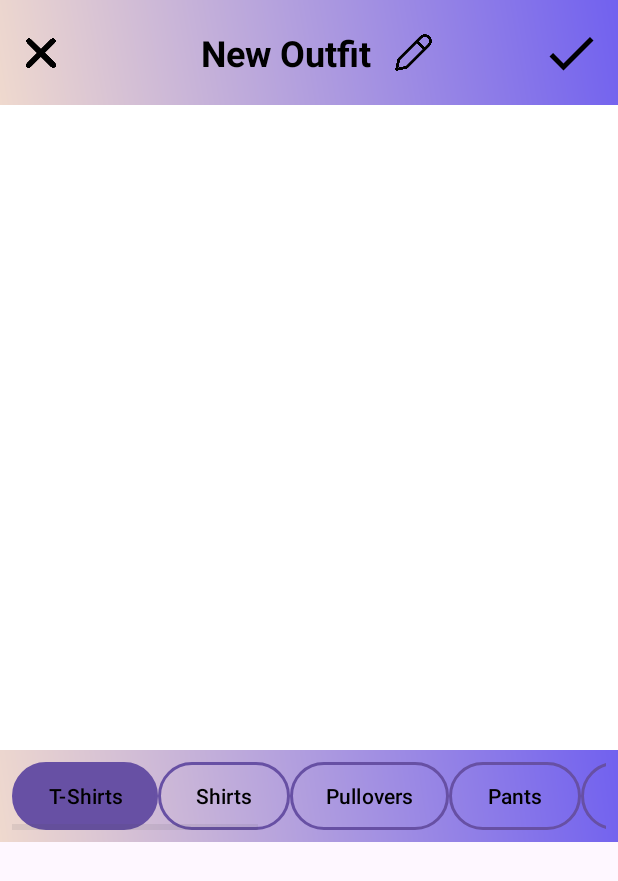
After one commit to cosminagheorghe47/DressFind, an Android app: the GenerateOutfitActivity screen opened directly, with no data from a screen before it, on a phone screen of 412 x 824 dp. The commit adds this screen. Shown: the top 881 px of the screen. Run offline under Robolectric (Android 15) with nearby library versions, the phone set to English and light mode, and no system bars; our stand-ins replace Firebase (no records; nobody signed in at launch, a user with empty details on screens opened directly), Picasso; pictures from the network do not load.

Commit message:
Create Outfit page

```diff
--- a/app/build.gradle.kts
+++ b/app/build.gradle.kts
@@ -35,6 +35,7 @@ android {
 dependencies {
     implementation ("androidx.exifinterface:exifinterface:1.3.0")
     implementation ("androidx.activity:activity:1.9.3")
+    implementation("com.google.firebase:firebase-storage:21.0.1")
     platform("com.google.firebase:firebase-bom:33.7.0")
     implementation ("com.google.firebase:firebase-auth:23.1.0")
     implementation ("com.google.firebase:firebase-firestore:25.1.1")
--- /dev/null
+++ b/app/src/main/java/com/example/dressfind/activities/GenerateOutfitActivity.java
@@ -0,0 +1,267 @@
+package com.example.dressfind.activities;
+
+import android.content.Intent;
+import android.graphics.Bitmap;
+import android.graphics.Canvas;
+import android.graphics.Color;
+import android.os.Bundle;
+import android.util.Log;
+import android.view.MotionEvent;
+import android.view.View;
+import android.widget.EditText;
+import android.widget.FrameLayout;
+import android.widget.ImageView;
+import android.widget.RelativeLayout;
+import android.widget.TextView;
+import android.widget.Toast;
+
+import androidx.activity.EdgeToEdge;
+import androidx.appcompat.app.AlertDialog;
+import androidx.appcompat.app.AppCompatActivity;
+import androidx.core.graphics.Insets;
+import androidx.core.view.ViewCompat;
+import androidx.core.view.WindowInsetsCompat;
+import androidx.recyclerview.widget.GridLayoutManager;
+import androidx.recyclerview.widget.LinearLayoutManager;
+import androidx.recyclerview.widget.RecyclerView;
+
+import com.example.dressfind.R;
+import com.example.dressfind.models.Outfit;
+import com.example.dressfind.models.OutfitsItems;
+import com.example.dressfind.models.WardrobeItem;
+import com.example.dressfind.recyclerviews.CategoryAdapter;
+import com.example.dressfind.recyclerviews.DragTouchListener;
+import com.example.dressfind.recyclerviews.SmallWardrobeItemAdapter;
+import com.example.dressfind.recyclerviews.WardrobeItemAdapter;
+import com.google.firebase.firestore.FirebaseFirestore;
+import com.google.firebase.firestore.QueryDocumentSnapshot;
+import com.squareup.picasso.Picasso;
+import com.google.firebase.storage.StorageReference;
+import com.google.firebase.storage.FirebaseStorage;
+import com.google.firebase.storage.UploadTask;
+
+
+import java.io.ByteArrayOutputStream;
+import java.util.ArrayList;
+import java.util.Arrays;
+import java.util.Date;
+import java.util.List;
+
+public class GenerateOutfitActivity extends AppCompatActivity {
+
+    private RecyclerView recyclerViewCategories;
+    private RecyclerView recyclerViewClothes;
+    private CategoryAdapter categoryAdapter;
+    private SmallWardrobeItemAdapter smallWardrobeItemAdapter;
+
+    private ImageView generate_button;
+    private ImageView cancel_button;
+    private EditText editText_title;
+    private FrameLayout canvasOutfit;
+    private RelativeLayout edit_button;
+
+    private final List<String> categories = Arrays.asList("T-Shirts", "Shirts", "Pullovers", "Pants", "Dresses", "Coats", "Sneakers", "Sandals", "Boots", "Bags");
+    private final List<WardrobeItem> wardrobeItems = new ArrayList<>();
+
+    private final List<WardrobeItem> selectedItemsOnCanvas = new ArrayList<>();
+
+    private FirebaseFirestore db;
+
+    @Override
+    protected void onCreate(Bundle savedInstanceState) {
+        super.onCreate(savedInstanceState);
+        setContentView(R.layout.activity_generate_outfit);
+        db = FirebaseFirestore.getInstance();
+
+        recyclerViewCategories = findViewById(R.id.recyclerView_categories);
+        recyclerViewCategories.setLayoutManager(new LinearLayoutManager(this, LinearLayoutManager.HORIZONTAL, false));
+        categoryAdapter = new CategoryAdapter(this, categories, category -> fetchWardrobeItemsByCategory(category));
+        recyclerViewCategories.setAdapter(categoryAdapter);
+
+        recyclerViewClothes = findViewById(R.id.recyclerView_clothes);
+        recyclerViewClothes.setLayoutManager(new GridLayoutManager(this, 3));
+        smallWardrobeItemAdapter = new SmallWardrobeItemAdapter(this, wardrobeItems, this::addItemToCanvas);
+        recyclerViewClothes.setAdapter(smallWardrobeItemAdapter);
+
+        generate_button = findViewById(R.id.generate_button);
+        cancel_button = findViewById(R.id.cancel_button);
+        canvasOutfit = findViewById(R.id.canvas_outfit);
+        editText_title = findViewById(R.id.editText_title);
+        edit_button = findViewById(R.id.title);
+
+        loadCategories();
+
+        cancel_button.setOnClickListener(v -> {
+            Intent intent = new Intent(GenerateOutfitActivity.this, HomeActivity.class);
+            startActivity(intent);
+            finish();
+        });
+
+        edit_button.setOnClickListener(v -> {
+            editText_title.setFocusableInTouchMode(true);
+            editText_title.setCursorVisible(true);
+            editText_title.requestFocus();
+        });
+
+        editText_title.setOnFocusChangeListener((v, hasFocus) -> {
+            if (!hasFocus) {
+                editText_title.setFocusable(false);
+                editText_title.setCursorVisible(false);
+            }
+        });
+
+
+
+        generate_button.setOnClickListener(v -> {
+            String outfitName = editText_title.getText().toString();
+
+            // Creăm un popup
+            new AlertDialog.Builder(GenerateOutfitActivity.this)
+                    .setMessage("Do you want to save the outfit: " + outfitName + "?")
+                    .setPositiveButton("Yes", (dialog, which) -> saveOutfit(outfitName))
+                    .setNegativeButton("No", (dialog, which) -> dialog.dismiss())
+                    .create().show();
+        });
+
+
+    }
+
+    private void saveOutfit(String outfitName) {
+        // Obținem data curentă
+        Date currentDate = new Date();
+
+        // Creăm obiectul Outfit
+        Outfit outfit = new Outfit();
+        outfit.setUserId("currentUserId"); // Înlocuiește cu ID-ul real al utilizatorului
+        outfit.setName(outfitName);
+        outfit.setCreationDate(currentDate);
+        outfit.setScheduledDate(currentDate);
+        outfit.setDescription("");
+
+        // Salvăm Outfit în Firestore
+        FirebaseFirestore db = FirebaseFirestore.getInstance();
+        db.collection("outfits").add(outfit)
+                .addOnSuccessListener(documentReference -> {
+                    String outfitId = documentReference.getId();
+                    saveOutfitItems(outfitId);
+                    captureCanvasImage(outfitId); // Capturează imaginea canvasului
+                })
+                .addOnFailureListener(e -> Toast.makeText(GenerateOutfitActivity.this, "Error saving outfit", Toast.LENGTH_SHORT).show());
+    }
+
+    private void saveOutfitItems(String outfitId) {
+        for(WardrobeItem w: selectedItemsOnCanvas){
+            Log.d("GenerateOutfitActivity", "- " + w.getName());
+        }
+        for (WardrobeItem item : selectedItemsOnCanvas) {
+            OutfitsItems outfitItems = new OutfitsItems(outfitId, item.getItemId(), item.getCategory());
+            FirebaseFirestore db = FirebaseFirestore.getInstance();
+            db.collection("outfitsItems").add(outfitItems);
+        }
+    }
+
+
+    private void captureCanvasImage(String outfitId) {
+        // Crează un obiect Bitmap pentru canvas
+        FrameLayout canvas = findViewById(R.id.canvas_outfit);
+        Bitmap bitmap = Bitmap.createBitmap(canvas.getWidth(), canvas.getHeight(), Bitmap.Config.ARGB_8888);
+        Canvas canvasImage = new Canvas(bitmap);
+        canvas.draw(canvasImage); // Desenează canvasul într-o imagine
+
+        // Salvează imaginea în Firestore
+        StorageReference storageReference = FirebaseStorage.getInstance().getReference();
+        StorageReference outfitImageRef = storageReference.child("outfit_images/" + outfitId + ".png");
+
+        ByteArrayOutputStream baos = new ByteArrayOutputStream();
+        bitmap.compress(Bitmap.CompressFormat.PNG, 100, baos);
+        byte[] data = baos.toByteArray();
+
+        outfitImageRef.putBytes(data)
+                .addOnSuccessListener(taskSnapshot -> {
+                    outfitImageRef.getDownloadUrl().addOnSuccessListener(uri -> {
+                        // Salvează URL-ul imaginii în documentul Outfit
+                        FirebaseFirestore.getInstance().collection("outfits").document(outfitId)
+                                .update("image", uri.toString());
+                    });
+                })
+                .addOnFailureListener(e -> Toast.makeText(GenerateOutfitActivity.this, "Error capturing image", Toast.LENGTH_SHORT).show());
+    }
+
+
+    private void loadCategories() {
+        categoryAdapter.notifyDataSetChanged();
+        recyclerViewCategories.post(() -> {
+            categoryAdapter.notifyDataSetChanged();
+            recyclerViewCategories.scrollToPosition(0);
+        });
+        if (!categories.isEmpty()) {
+            fetchWardrobeItemsByCategory(categories.get(0));
+        }
+
+    }
+
+    private void fetchWardrobeItemsByCategory(String category) {
+        db.collection("wardrobeItem")
+                .whereEqualTo("Category", category)
+                .get()
+                .addOnCompleteListener(task -> {
+                    if (task.isSuccessful()) {
+                        wardrobeItems.clear();
+                        for (QueryDocumentSnapshot document : task.getResult()) {
+                            WardrobeItem item = document.toObject(WardrobeItem.class);
+                            wardrobeItems.add(item);
+                        }
+                        smallWardrobeItemAdapter.notifyDataSetChanged();
+                    } else {
+                        Log.e("Wardrobe", "Failed to fetch items: " + task.getException());
+                        Toast.makeText(this, "Failed to fetch items", Toast.LENGTH_SHORT).show();
+                    }
+                });
+    }
+
+    private void addItemToCanvas(WardrobeItem item) {
+        // Creăm un ImageView pentru articol
+        ImageView imageView = new ImageView(this);
+        Picasso.get().load(item.getImage()).into(imageView);
+
+        imageView.setBackgroundColor(Color.TRANSPARENT);
+
+        // Creștem dimensiunea imaginii pe canvas
+        FrameLayout.LayoutParams params = new FrameLayout.LayoutParams(600, 600); // Dimensiuni mai mari
+        imageView.setLayoutParams(params);
+        imageView.setX(100); // Poziție inițială X
+        imageView.setY(100); // Poziție inițială Y
+        canvasOutfit.addView(imageView);
+
+        // Adăugăm articolul în lista `selectedItemsOnCanvas`
+        selectedItemsOnCanvas.add(item);
+
+        // Adăugăm un buton "X" pentru ștergere
+        ImageView deleteButton = new ImageView(this);
+        deleteButton.setImageResource(R.drawable.delete);
+        FrameLayout.LayoutParams deleteParams = new FrameLayout.LayoutParams(50, 50);
+        deleteButton.setLayoutParams(deleteParams);
+
+        // Poziționăm butonul "X" în colțul imaginii
+        deleteButton.setX(imageView.getX() + params.width - 90); // Poziție relativă
+        deleteButton.setY(imageView.getY()); // Poziție relativă
+        canvasOutfit.addView(deleteButton);
+
+        // Adăugăm funcționalitate de mutare imaginii și sincronizare cu butonul "X"
+        imageView.setOnTouchListener(new DragTouchListener(imageView, deleteButton));
+
+        // Funcționalitate de ștergere
+        deleteButton.setOnClickListener(v -> {
+            // Eliminăm articolul din lista `selectedItemsOnCanvas`
+            selectedItemsOnCanvas.remove(item);
+
+            // Eliminăm imaginea și butonul de pe canvas
+            canvasOutfit.removeView(imageView);
+            canvasOutfit.removeView(deleteButton);
+        });
+    }
+
+
+
+
+}
--- /dev/null
+++ b/app/src/main/java/com/example/dressfind/recyclerviews/SmallWardrobeItemAdapter.java
@@ -0,0 +1,69 @@
+package com.example.dressfind.recyclerviews;
+
+import android.content.Context;
+import android.view.LayoutInflater;
+import android.view.View;
+import android.view.ViewGroup;
+import android.widget.ImageView;
+import android.widget.TextView;
+
+import androidx.annotation.NonNull;
+import androidx.recyclerview.widget.RecyclerView;
+
+import com.example.dressfind.R;
+import com.example.dressfind.models.WardrobeItem;
+import com.squareup.picasso.Picasso;
+
+import java.util.List;
+
+public class SmallWardrobeItemAdapter extends RecyclerView.Adapter<SmallWardrobeItemAdapter.SmallWardrobeItemHolder> {
+
+    private Context context;
+    private List<WardrobeItem> items;
+    private final OnItemClickListener listener;
+
+    public interface OnItemClickListener {
+        void onItemClick(WardrobeItem item);
+    }
+
+    public SmallWardrobeItemAdapter(Context context, List<WardrobeItem> items, OnItemClickListener listener) {
+        this.context = context;
+        this.items = items;
+        this.listener = listener;
+    }
+
+    @NonNull
+    @Override
+    public SmallWardrobeItemAdapter.SmallWardrobeItemHolder onCreateViewHolder(@NonNull ViewGroup parent, int viewType) {
+        View view = LayoutInflater.from(context).inflate(R.layout.small_wardrobe_item, parent, false);
+        return new SmallWardrobeItemHolder(view);
+    }
+
+    @Override
+    public void onBindViewHolder(@NonNull SmallWardrobeItemAdapter.SmallWardrobeItemHolder holder, int position) {
+        WardrobeItem item = items.get(position);
+
+        holder.itemName.setText(item.getName());
+        Picasso.get().load(item.getImage()).into(holder.itemImage);
+
+        // Setează click listener pe articol
+        holder.itemView.setOnClickListener(v -> listener.onItemClick(item));
+    }
+
+    @Override
+    public int getItemCount() {
+        return items.size();
+    }
+
+    public class SmallWardrobeItemHolder extends RecyclerView.ViewHolder{
+
+        ImageView itemImage;
+        TextView itemName;
+
+        public SmallWardrobeItemHolder(@NonNull View itemView) {
+            super(itemView);
+            itemImage = itemView.findViewById(R.id.itemImage);
+            itemName = itemView.findViewById(R.id.itemName);
+        }
+    }
+}
--- /dev/null
+++ b/app/src/main/res/drawable/outline_check_24.xml
@@ -0,0 +1,5 @@
+<vector xmlns:android="http://schemas.android.com/apk/res/android" android:height="24dp" android:tint="#000000" android:viewportHeight="24" android:viewportWidth="24" android:width="24dp">
+
+    <path android:fillColor="@android:color/white" android:pathData="M9,16.17L4.83,12l-1.42,1.41L9,19 21,7l-1.41,-1.41L9,16.17z"/>
+
+</vector>
--- /dev/null
+++ b/app/src/main/res/layout/activity_generate_outfit.xml
@@ -0,0 +1,154 @@
+<?xml version="1.0" encoding="utf-8"?>
+<RelativeLayout xmlns:android="http://schemas.android.com/apk/res/android"
+xmlns:app="http://schemas.android.com/apk/res-auto"
+xmlns:tools="http://schemas.android.com/tools"
+android:layout_width="match_parent"
+android:layout_height="match_parent"
+android:orientation="vertical"
+tools:context=".activities.GenerateOutfitActivity"
+android:id="@+id/parent">
+
+<RelativeLayout
+    android:layout_width="match_parent"
+    android:layout_height="wrap_content"
+    android:orientation="vertical"
+    android:id="@+id/header"
+    android:background="@drawable/background_gradient">
+
+    <RelativeLayout
+        android:layout_width="wrap_content"
+        android:layout_height="wrap_content"
+        android:layout_centerInParent="true"
+        android:id="@+id/title">
+
+        <RelativeLayout
+            android:layout_width="140dp"
+            android:layout_height="70dp"
+            android:id="@+id/text_layout">
+
+
+            <EditText
+                android:id="@+id/editText_title"
+                android:layout_width="140dp"
+                android:layout_height="70dp"
+                android:gravity="center"
+                android:hint="Enter title"
+                android:text="New Outfit"
+                android:textSize="24sp"
+                android:textColor="@android:color/black"
+                android:textStyle="bold"
+                android:background="@android:color/transparent"
+                android:focusable="false"
+                android:cursorVisible="false"
+                android:singleLine="true" />
+
+
+        </RelativeLayout>
+
+        <ImageView
+            android:layout_width="30dp"
+            android:layout_height="30dp"
+            android:id="@+id/edit_button"
+            android:src="@drawable/edit"
+            android:layout_toEndOf="@id/text_layout"
+            android:layout_marginLeft= "0dp"
+            android:layout_marginTop="20dp"
+            />
+
+    </RelativeLayout>
+
+
+    <RelativeLayout
+        android:layout_width="60dp"
+        android:layout_height="60dp"
+        android:layout_toEndOf="@id/title"
+        android:layout_marginLeft= "60dp"
+        android:layout_marginTop="5dp">
+
+        <ImageView
+            android:layout_width="40dp"
+            android:layout_height="40dp"
+            android:id="@+id/generate_button"
+            android:src="@drawable/outline_check_24"
+            android:layout_centerInParent="true"
+            />
+
+    </RelativeLayout>
+
+
+    <RelativeLayout
+        android:layout_width="60dp"
+        android:layout_height="60dp"
+        android:layout_toStartOf="@id/title"
+        android:layout_marginRight="65dp"
+        android:layout_marginTop="5dp">
+
+        <ImageView
+            android:layout_width="20dp"
+            android:layout_height="20dp"
+            android:id="@+id/cancel_button"
+            android:src="@drawable/close"
+            android:layout_centerInParent="true"
+            />
+
+    </RelativeLayout>
+
+
+
+</RelativeLayout>
+
+    <FrameLayout
+        android:id="@+id/canvas_outfit"
+        android:layout_width="match_parent"
+        android:layout_height="430dp"
+        android:layout_below="@id/header"
+        android:background="@color/white"/>
+
+
+    <LinearLayout
+        android:layout_width="match_parent"
+        android:layout_height="wrap_content"
+        android:orientation="vertical"
+        android:id="@+id/recycler_categories"
+        android:layout_below="@id/canvas_outfit"
+        android:background="@drawable/background_gradient">
+
+        <LinearLayout
+            android:layout_width="wrap_content"
+            android:layout_height="wrap_content"
+            android:orientation="horizontal"
+            android:padding="8dp">
+
+
+            <androidx.recyclerview.widget.RecyclerView
+                android:id="@+id/recyclerView_categories"
+                android:layout_width="match_parent"
+                android:layout_height="wrap_content"
+                android:orientation="horizontal"
+                android:scrollbars="horizontal" />
+
+        </LinearLayout>
+
+
+    </LinearLayout>
+
+    <LinearLayout
+        android:layout_width="match_parent"
+        android:id="@+id/grid"
+        android:layout_height="wrap_content"
+        android:orientation="vertical"
+        android:layout_below="@+id/recycler_categories"
+        android:layout_alignParentBottom="true">
+
+        <androidx.recyclerview.widget.RecyclerView
+            android:id="@+id/recyclerView_clothes"
+            android:layout_width="match_parent"
+            android:layout_height="match_parent"
+            android:orientation="vertical"
+            android:scrollbars="vertical"
+            android:padding="20dp" />
+
+    </LinearLayout>
+
+
+</RelativeLayout>
```
Also changed, not shown: app/src/main/AndroidManifest.xml (+11 -5 lines), app/src/main/java/com/example/dressfind/activities/MyWardrobeActivity.java (+9 -5 lines), app/src/main/java/com/example/dressfind/recyclerviews/DragTouchListener.java (added, +40 -0 lines), app/src/main/res/layout/small_wardrobe_item.xml (added, +26 -0 lines), app/src/main/res/drawable/close.png (added), app/src/main/res/drawable/delete.png (added), app/src/main/res/drawable/edit.png (added), 1 other file.
